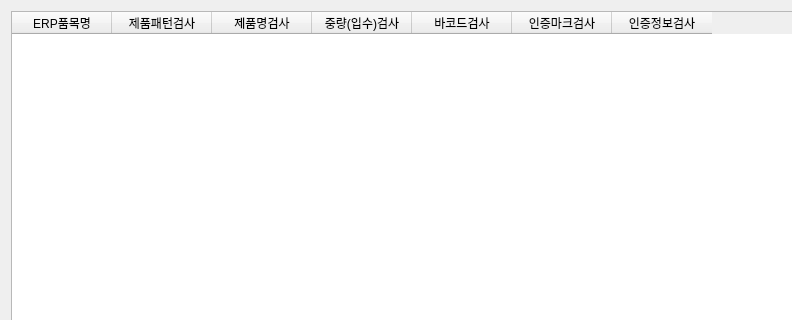
This is Ui/setting.ui in skuley/SalimUI as Qt 5 draws it before an edit; both pictures show x 0 to 792 and y 0 to 320 of the 1200 by 418 pixel window. The edited form follows.
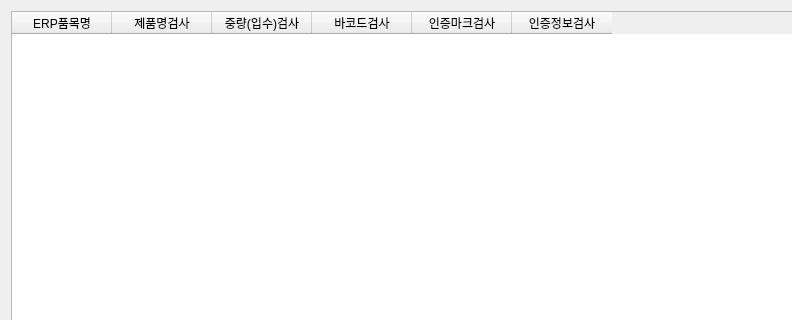
This is the edited form.

Diff of the .ui file:
```diff
--- a/Ui/setting.ui
+++ b/Ui/setting.ui
@@ -47,11 +47,6 @@
          <string>ERP품목명</string>
         </property>
        </column>
-       <column>
-        <property name="text">
-         <string>제품패턴검사</string>
-        </property>
-       </column>
        <column>
         <property name="text">
          <string>제품명검사</string>
```
